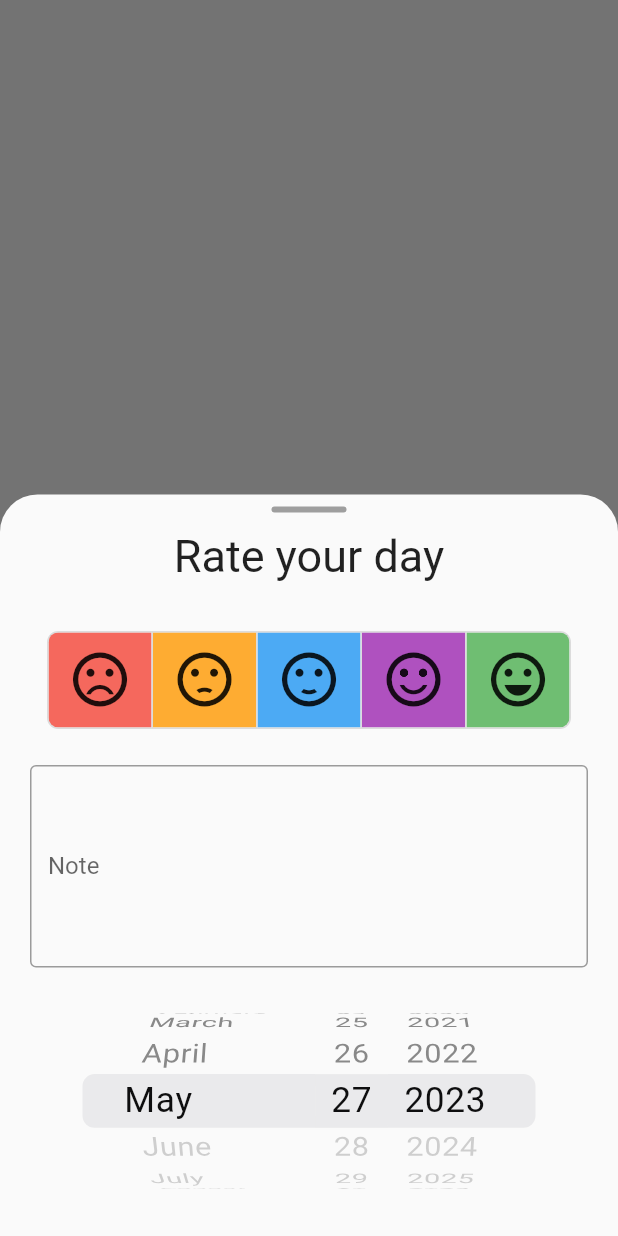
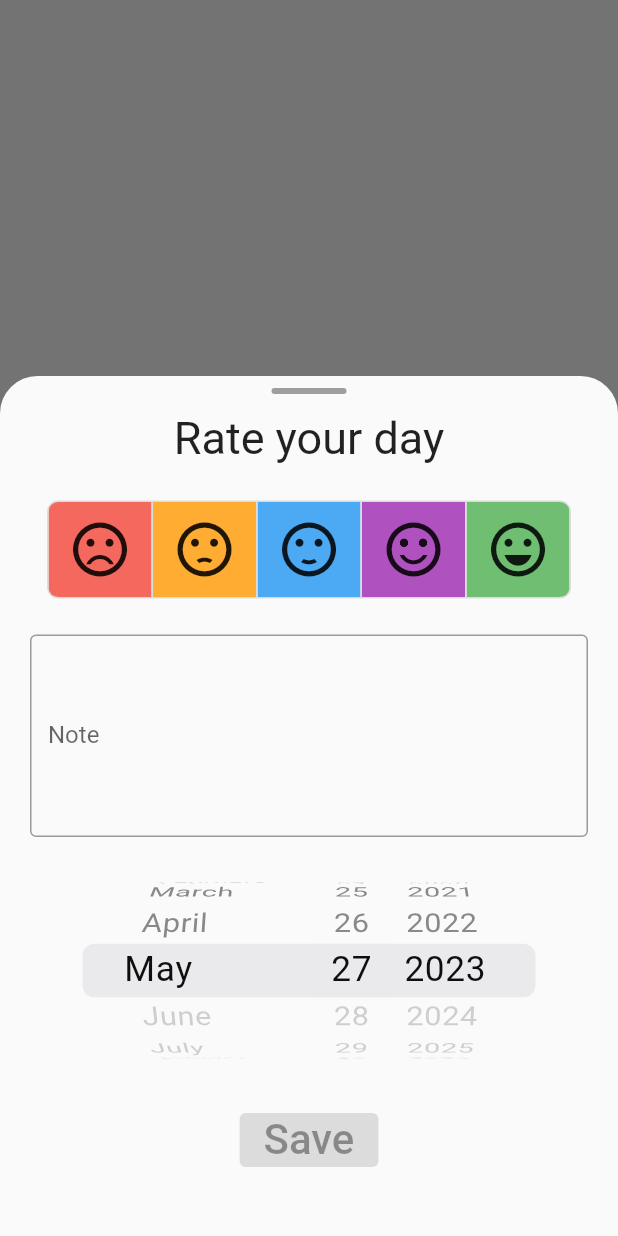
Before and after one commit to EvanSmith93/mood-memo, a Flutter app: what showRatingPopupHelper() shows on an empty page, opened directly with empty values, on a phone screen of 412 x 824 dp. Run offline on Flutter 3.47's test engine with Material 2 defaults, Android fonts, the phone set to English and light mode, and no system bars; our stand-ins replace shared_preferences, syncfusion_flutter_calendar; accounts and stored records are empty.

Commit message:
Revert "changed new rating popup (doesn't work yet)"
This reverts commit eb29baffb00832636d064482a0658d79d073a8d0.

```diff
--- a/lib/widgets/new_rating.dart
+++ b/lib/widgets/new_rating.dart
@@ -35,7 +35,7 @@ class _NewRatingState extends State<NewRating> {
           mainAxisAlignment: MainAxisAlignment.center,
           crossAxisAlignment: CrossAxisAlignment.center,
           children: [
-            /*Container(
+            Container(
               width: 50,
               height: 4,
               decoration: const BoxDecoration(
@@ -49,7 +49,7 @@ class _NewRatingState extends State<NewRating> {
                 'Rate your day',
                 style: TextStyle(fontSize: 30),
               ),
-                  ),*/
+            ),
             Padding(
               padding: const EdgeInsets.all(12.0),
               child: ToggleButtons(
--- a/lib/widgets/new_rating_popup.dart
+++ b/lib/widgets/new_rating_popup.dart
@@ -1,13 +1,10 @@
 import 'package:flutter/material.dart';
-import 'package:flutter/rendering.dart';
-import 'package:modal_bottom_sheet/modal_bottom_sheet.dart';
 import 'package:mood_log/controllers/new_rating_controller.dart';
 import 'package:mood_log/main.dart';
 import 'package:mood_log/models/rating.dart';
 import 'package:mood_log/widgets/new_rating.dart';
 
-void showRatingPopup(
-    Function refresher, DateTime? date, RatingValue? rating, String? note) {
+void showRatingPopup(Function refresher, DateTime? date, RatingValue? rating, String? note) {
   NewRatingController controller = NewRatingController();
 
   if (date != null) controller.setDate(date);
@@ -17,57 +14,25 @@ void showRatingPopup(
   showRatingPopupHelper(controller, refresher, date, rating, note);
 }
 
-void showRatingPopupHelper(NewRatingController ratingController,
-    Function refresher, DateTime? date, RatingValue? rating, String? note) {
+void showRatingPopupHelper(NewRatingController controller, Function refresher, DateTime? date, RatingValue? rating, String? note) {
   showModalBottomSheet(
   shape: const RoundedRectangleBorder(
-      borderRadius: BorderRadius.vertical(top: Radius.circular(25.0)),
-    ),
+    borderRadius: BorderRadius.vertical(top: Radius.circular(25.0))),
   isScrollControlled: true,
   isDismissible: true,
   context: navigatorKey.currentContext!,
   builder: (context) {
-      return DraggableScrollableSheet(
-        expand: false,
-        initialChildSize: 0.6,
-        minChildSize: 0.6,
-        maxChildSize: 0.94,
-
-
-        builder: (context, scrollController) {
     return Padding(
           padding: EdgeInsets.only(
-                  top: 8,
             bottom: MediaQuery.of(context).viewInsets.bottom,
           ),
-            child: Column(
-              children: [
-                Column(children: [
-                  Container(
-                    width: 50,
-                    height: 4,
-                    decoration: const BoxDecoration(
-                      color: Colors.grey,
-                      borderRadius: BorderRadius.all(Radius.circular(14)),
+          child: ConstrainedBox(
+            constraints: BoxConstraints(
+              maxHeight: (MediaQuery.of(context).size.height * 0.94) - MediaQuery.of(context).viewInsets.bottom,
             ),
-                  ),
-                  const Padding(
-                    padding: EdgeInsets.all(12.0),
-                    child: Text(
-                      'Rate your day',
-                      style: TextStyle(fontSize: 30),
-                    ),
-                  ),
-                ]),
-                Flexible(
             child: SingleChildScrollView(
-                    controller: scrollController,
-                    child: Padding(
-                      padding: EdgeInsets.only(
-                        bottom: 0,
-                      ),
               child: NewRating(
-                        controller: ratingController,
+                controller: controller,
                 refresher: refresher,
                 date: date,
                 rating: rating,
@@ -75,18 +40,10 @@ void showRatingPopupHelper(NewRatingController ratingController,
               ),
             ),
           ),
-                ),
-              ],
-            ),
     );
   },
-      );
-    },
-  )
-  .whenComplete(() => {
-        if (ratingController.noteController.text != (note ?? '') &&
-            ratingController.isComplete == false)
-          {
+).whenComplete(() => {
+        if (controller.noteController.text != (note ?? '') && controller.isComplete == false) {
             showDialog(
                 context: navigatorKey.currentContext!,
                 builder: (context) => AlertDialog(
@@ -102,43 +59,11 @@ void showRatingPopupHelper(NewRatingController ratingController,
                         TextButton(
                             onPressed: () {
                               Navigator.pop(context);
-                              showRatingPopupHelper(
-                                  ratingController, refresher, date, rating, note);
+                              showRatingPopupHelper(controller, refresher, date, rating, note);
                             },
                             child: const Text('Keep Editing')),
                       ],
                     ))
           }
       });
-  /*showModalBottomSheet(
-    shape: const RoundedRectangleBorder(
-        borderRadius: BorderRadius.vertical(top: Radius.circular(25.0))),
-    isScrollControlled: true,
-    isDismissible: true,
-    context: navigatorKey.currentContext!,
-    builder: (context) {
-      return Padding(
-        padding: EdgeInsets.only(
-          bottom: MediaQuery.of(context).viewInsets.bottom,
-        ),
-        /*child: ConstrainedBox(
-          constraints: BoxConstraints(
-            maxHeight: (MediaQuery.of(context).size.height * 0.94) -
-                MediaQuery.of(context).viewInsets.bottom,
-          ),*/
-        child: DraggableScrollableSheet(
-            expand: false,
-            builder: (context, scrollController) {
-              return NewRating(
-                controller: controller,
-                refresher: refresher,
-                date: date,
-                rating: rating,
-                note: note,
-              );
-            }),
-        //),
-      );
-    },
-  )*/
 }
```
Lines whose indentation alone changed are shown as unchanged.
